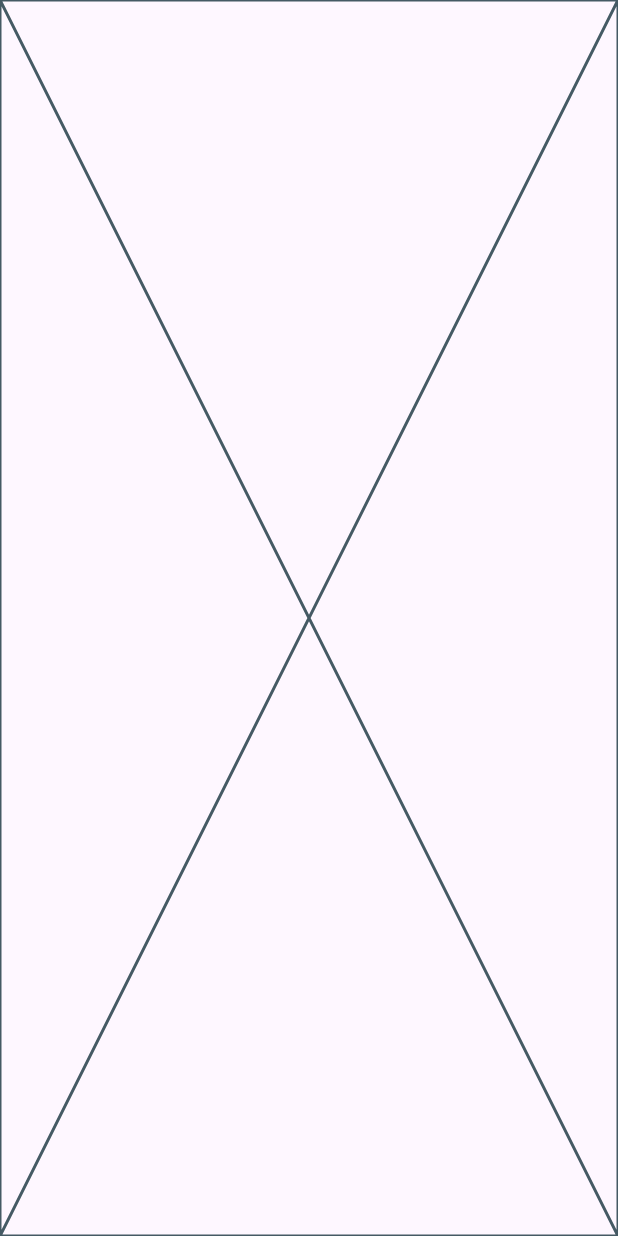
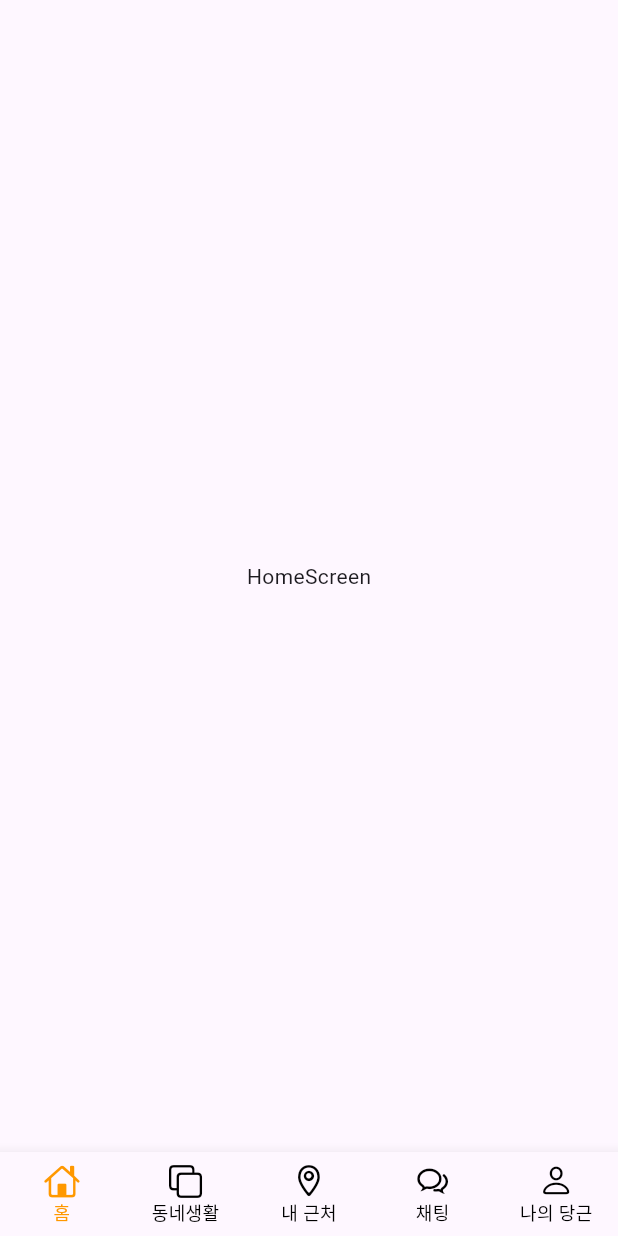
Before and after one commit to parangdajavous/flutter_market, a Flutter app: the screen it shows after launch, on a phone screen of 412 x 824 dp. Run offline on Flutter 3.47's test engine with Material 3 defaults, Android fonts, the phone set to English and light mode, and no system bars; our stand-ins replace font_awesome_flutter.

Commit message:
bottomNavigationBar

```diff
--- a/lib/main.dart
+++ b/lib/main.dart
@@ -1,4 +1,6 @@
 import 'package:flutter/material.dart';
+
+import 'screens/main_screens.dart';
 
 void main() {
   runApp(const MyApp());
@@ -11,16 +13,7 @@ class MyApp extends StatelessWidget {
   Widget build(BuildContext context) {
     return MaterialApp(
       debugShowCheckedModeBanner: false,
-      home: HomePage(),
+      home: MainScreens(),
     );
   }
 }
-
-class HomePage extends StatelessWidget {
-  @override
-  Widget build(BuildContext context) {
-    return Scaffold(
-      body: Placeholder(),
-    );
-  }
-}
--- /dev/null
+++ b/lib/screens/home/home_screen.dart
@@ -0,0 +1,13 @@
+import 'package:flutter/material.dart';
+
+class HomeScreen extends StatelessWidget {
+  const HomeScreen();
+
+  @override
+  Widget build(BuildContext context) {
+    print("HomeScreen Build");
+    return Scaffold(
+      body: Center(child: Text("HomeScreen")),
+    );
+  }
+}
--- a/lib/screens/main_screens.dart
+++ b/lib/screens/main_screens.dart
@@ -0,0 +1,64 @@
+import 'package:flutter/cupertino.dart';
+import 'package:flutter/material.dart';
+import 'package:flutter_market/screens/chatting/chatting_screen.dart';
+import 'package:flutter_market/screens/home/home_screen.dart';
+import 'package:flutter_market/screens/my_carrot/my_carrrot_screen.dart';
+import 'package:flutter_market/screens/near_me/near_me_screen.dart';
+import 'package:flutter_market/screens/neighborhood_life/neighborhoodlife_screen.dart';
+
+class MainScreens extends StatefulWidget {
+  @override
+  State<MainScreens> createState() => _MainScreensState();
+}
+
+class _MainScreensState extends State<MainScreens> {
+  int selectedIndex = 0;
+  List<int> loadPages = [0]; // 크기는 1
+
+  void selectMenuButton(int index) {
+    if (!loadPages.contains(index)) {
+      loadPages.add(index); // [0,1]  <- 없으면 배열에 담기면서 크기가 늘어난다 / 크기 2
+    }
+
+    selectedIndex = index;
+    setState(() {}); // 강제로 rebuild 하기 때문에 깊은 복사 필요 없음 / 현재 상태대로(0,1이 들어온 상태) 다시 그린다
+  }
+
+  @override
+  Widget build(BuildContext context) {
+    return Scaffold(
+      body: IndexedStack(
+        index: selectedIndex,
+        children: [
+          loadPages.contains(0) ? const HomeScreen() : Container(),
+          loadPages.contains(1) ? const NeighborhoodlifeScreen() : Container(),
+          loadPages.contains(2) ? const NearMeScreen() : Container(),
+          loadPages.contains(3) ? const ChattingScreen() : Container(),
+          loadPages.contains(4) ? const MyCarrrotScreen() : Container(),
+        ],
+      ),
+      bottomNavigationBar: _bottomNavigationBar(),
+    );
+  }
+
+  BottomNavigationBar _bottomNavigationBar() {
+    return BottomNavigationBar(
+      type: BottomNavigationBarType.fixed,
+      //showSelectedLabels: false,
+      //showUnselectedLabels: false,
+      selectedItemColor: Colors.orange,
+      unselectedItemColor: Colors.black,
+      currentIndex: selectedIndex,
+      onTap: selectMenuButton,
+      selectedLabelStyle: TextStyle(fontSize: 12), // 고정 크기
+      unselectedLabelStyle: TextStyle(fontSize: 12), // 고정 크기
+      items: [
+        BottomNavigationBarItem(label: "홈", icon: Icon(CupertinoIcons.home)),
+        BottomNavigationBarItem(label: "동네생활", icon: Icon(CupertinoIcons.square_on_square)),
+        BottomNavigationBarItem(label: "내 근처", icon: Icon(CupertinoIcons.placemark)),
+        BottomNavigationBarItem(label: "채팅", icon: Icon(CupertinoIcons.chat_bubble_2)),
+        BottomNavigationBarItem(label: "나의 당근", icon: Icon(CupertinoIcons.person)),
+      ],
+    );
+  }
+}
```
Also changed, not shown: lib/screens/chatting/chatting_screen.dart (added, +13 -0 lines), lib/screens/my_carrot/my_carrrot_screen.dart (added, +13 -0 lines), lib/screens/near_me/near_me_screen.dart (added, +13 -0 lines), lib/screens/neighborhood_life/neighborhoodlife_screen.dart (added, +13 -0 lines).
